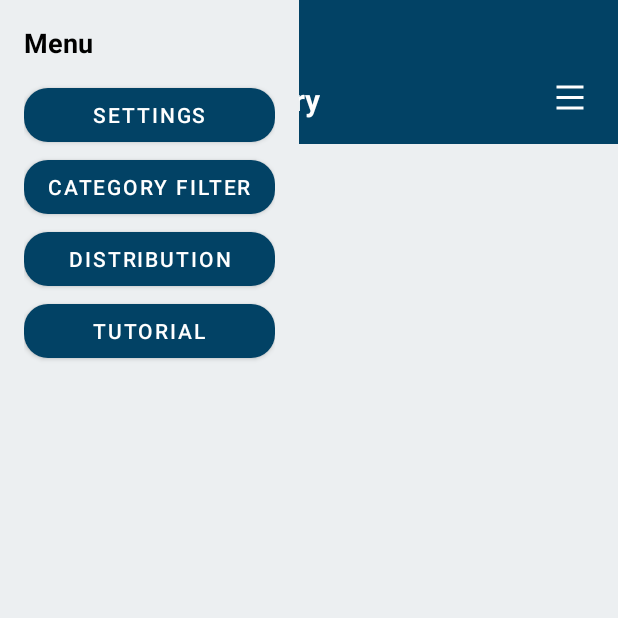
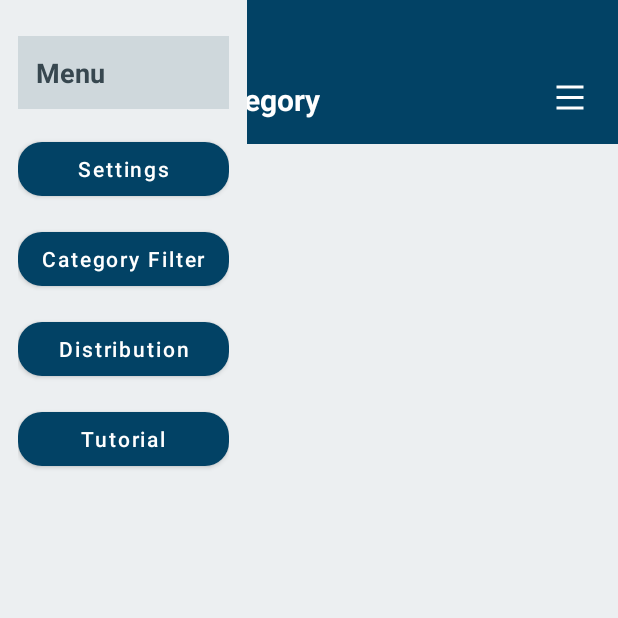
Before and after one commit to PIXEL-PEN/Where-It-Went, an Android app: the CategoryWiseActivity screen opened directly, with no data from a screen before it, after a tap on "Filter", on a phone screen of 412 x 824 dp, the top half of it. Run offline under Robolectric (Android 15) with nearby library versions, the phone set to English and light mode, and no system bars; our stand-ins replace Room's generated code.

Commit message:
UI checkpoint: slider functional but rough (wide layout, oversized buttons)

```diff
--- a/app/src/main/java/com/pixelpen/whereitwent/CategoryWiseActivity.java
+++ b/app/src/main/java/com/pixelpen/whereitwent/CategoryWiseActivity.java
@@ -31,6 +31,8 @@ import java.util.LinkedHashMap;
 import java.util.List;
 import java.util.Locale;
 import java.util.Map;
+import android.widget.Toast;
+
 
 public class CategoryWiseActivity extends AppCompatActivity {
 
@@ -46,36 +48,25 @@ public class CategoryWiseActivity extends AppCompatActivity {
     protected void onCreate(Bundle savedInstanceState) {
         super.onCreate(savedInstanceState);
         setContentView(R.layout.activity_category_wise);
-// === Side Drawer Setup ===
+
+        // === Side Drawer Setup ===
         View drawer = findViewById(R.id.include_drawer);
         ImageButton btnHamburger = findViewById(R.id.btn_filter);
 
-        drawer.setVisibility(View.GONE);
-
-// Wait until layout is done to get width
-        drawer.getViewTreeObserver().addOnGlobalLayoutListener(() -> {
-            drawer.setTranslationX(-drawer.getWidth());
-        });
-
+        // Toggle drawer visibility with animation
         btnHamburger.setOnClickListener(v -> {
             if (drawer.getVisibility() == View.GONE) {
                 drawer.setVisibility(View.VISIBLE);
-                drawer.animate()
-                        .translationX(0)
-                        .setDuration(250)
-                        .start();
+                drawer.setTranslationX(-drawer.getWidth());
+                drawer.animate().translationX(0).setDuration(200);
             } else {
-                drawer.animate()
-                        .translationX(-drawer.getWidth())
-                        .setDuration(250)
-                        .withEndAction(() -> drawer.setVisibility(View.GONE))
-                        .start();
+                drawer.animate().translationX(-drawer.getWidth())
+                        .setDuration(200)
+                        .withEndAction(() -> drawer.setVisibility(View.GONE));
             }
         });
 
-
-
-        // Drawer menu link handlers
+        // Drawer link placeholders
         drawer.findViewById(R.id.linkSettings).setOnClickListener(v ->
                 startActivity(new Intent(CategoryWiseActivity.this, SettingsActivity.class)));
 
@@ -83,12 +74,12 @@ public class CategoryWiseActivity extends AppCompatActivity {
                 showSimpleFilterDialog());
 
         drawer.findViewById(R.id.linkDistribution).setOnClickListener(v ->
-                startActivity(new Intent(CategoryWiseActivity.this, DistributionViewActivity.class)));
+                Toast.makeText(this, "Distribution placeholder", Toast.LENGTH_SHORT).show());
 
         drawer.findViewById(R.id.linkTutorial).setOnClickListener(v ->
-                startActivity(new Intent(CategoryWiseActivity.this, TutorialActivity.class)));
+                Toast.makeText(this, "Tutorial placeholder", Toast.LENGTH_SHORT).show());
 
-        // === Existing setup ===
+        // Continue with regular view setup
         expensesContainer = findViewById(R.id.categorywise_container);
         inflater = LayoutInflater.from(this);
 
@@ -103,6 +94,7 @@ public class CategoryWiseActivity extends AppCompatActivity {
 
         rebuildExpenseView(allExpenses);
     }
+
 
     private void rebuildExpenseView(List<Expense> expenseList) {
         expensesContainer.removeAllViews();
--- a/app/src/main/res/layout/activity_slider_drawer.xml
+++ b/app/src/main/res/layout/activity_slider_drawer.xml
@@ -1,46 +1,62 @@
 <?xml version="1.0" encoding="utf-8"?>
 <LinearLayout xmlns:android="http://schemas.android.com/apk/res/android"
     android:id="@+id/slider_drawer"
-    android:orientation="vertical"
     android:layout_width="240dp"
     android:layout_height="match_parent"
+    android:orientation="vertical"
     android:background="#ECEFF1"
-    android:padding="16dp">
+    android:paddingTop="24dp"
+    android:paddingBottom="24dp"
+    android:paddingStart="12dp"
+    android:paddingEnd="12dp">
 
-    <!-- Header -->
+    <!-- Header bar -->
     <TextView
-        android:id="@+id/drawer_title"
+        android:id="@+id/sliderHeader"
         android:layout_width="match_parent"
         android:layout_height="wrap_content"
         android:text="Menu"
-        android:textColor="#000000"
         android:textSize="18sp"
         android:textStyle="bold"
-        android:layout_marginBottom="12dp" />
+        android:gravity="center_vertical"
+        android:padding="12dp"
+        android:textColor="#37474F"
+        android:background="#CFD8DC" />
 
-    <!-- Links -->
+    <!-- Settings -->
     <Button
         android:id="@+id/linkSettings"
         android:layout_width="match_parent"
         android:layout_height="wrap_content"
-        android:text="Settings" />
+        android:text="Settings"
+        android:textAllCaps="false"
+        android:layout_marginTop="16dp" />
 
+    <!-- Category Filter -->
     <Button
         android:id="@+id/linkCategoryFilter"
         android:layout_width="match_parent"
         android:layout_height="wrap_content"
-        android:text="Category Filter" />
+        android:text="Category Filter"
+        android:textAllCaps="false"
+        android:layout_marginTop="12dp" />
 
+    <!-- Distribution -->
     <Button
         android:id="@+id/linkDistribution"
         android:layout_width="match_parent"
         android:layout_height="wrap_content"
-        android:text="Distribution" />
+        android:text="Distribution"
+        android:textAllCaps="false"
+        android:layout_marginTop="12dp" />
 
+    <!-- Tutorial -->
     <Button
         android:id="@+id/linkTutorial"
         android:layout_width="match_parent"
         android:layout_height="wrap_content"
-        android:text="Tutorial" />
+        android:text="Tutorial"
+        android:textAllCaps="false"
+        android:layout_marginTop="12dp" />
 
 </LinearLayout>
```
